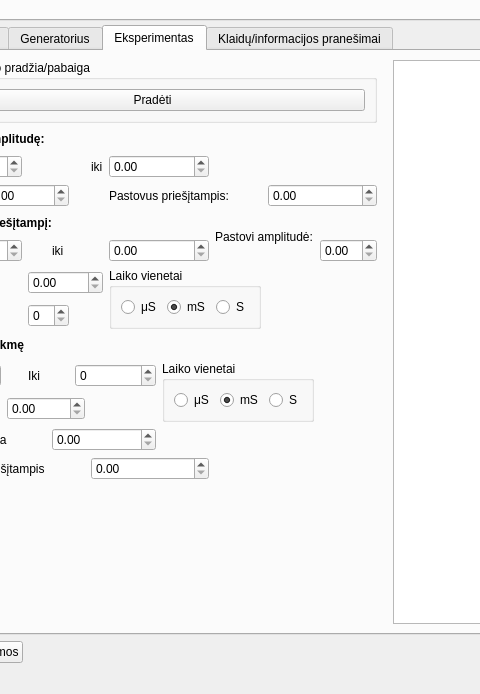
Above: UIfiles/GUIThread.ui from userIsTaken/TryUSB before the change; both pictures show x 92 to 572 and y 227 to 921 of the 1213 by 921 pixel window. Below: the same form after it.
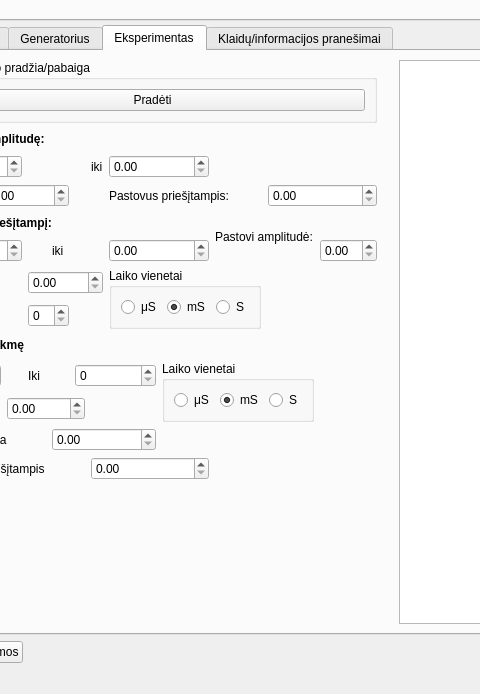
That is the form after the change. Icons and pictures are not drawn. Custom widgets are drawn as their Qt base class.

What changed in the file:
```diff
--- a/UIfiles/GUIThread.ui
+++ b/UIfiles/GUIThread.ui
@@ -1456,13 +1456,6 @@
            </property>
           </spacer>
          </item>
-         <item row="2" column="1">
-          <widget class="QLabel" name="label_5">
-           <property name="text">
-            <string/>
-           </property>
-          </widget>
-         </item>
          <item row="3" column="2">
           <spacer name="verticalSpacer_3">
            <property name="orientation">
@@ -1476,6 +1469,13 @@
            </property>
           </spacer>
          </item>
+         <item row="2" column="3">
+          <widget class="QLabel" name="label_5">
+           <property name="text">
+            <string/>
+           </property>
+          </widget>
+         </item>
         </layout>
        </widget>
        <widget class="QWidget" name="tab">
```
Left out of the diff: 52 changed lines with no effect on the pictures.
